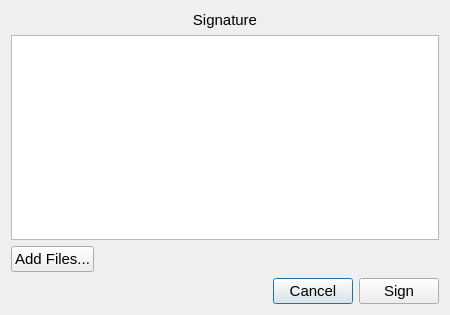
This is _src/eidmw/eidgui/dlgSignature.ui in 12019/svn.gov.pt as Qt 5 draws it before an edit. The edited form follows.
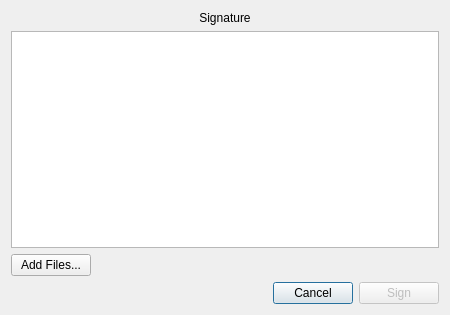
This is the edited form. Icons and pictures are not drawn.

What changed in the file:
```diff
--- a/_src/eidmw/eidgui/dlgSignature.ui
+++ b/_src/eidmw/eidgui/dlgSignature.ui
@@ -10,12 +10,7 @@
     <height>315</height>
    </rect>
   </property>
-  <property name="font">
-   <font>
-    <pointsize>11</pointsize>
-   </font>
-  </property>
-  <property name="windowTitle">
+   <property name="windowTitle">
    <string>Signature</string>
   </property>
   <property name="windowIcon">
@@ -55,6 +50,9 @@
        </item>
        <item>
         <widget class="QPushButton" name="pbSign">
+         <property name="enabled">
+          <bool>false</bool>
+         </property>
          <property name="text">
           <string>Sign</string>
          </property>
```
